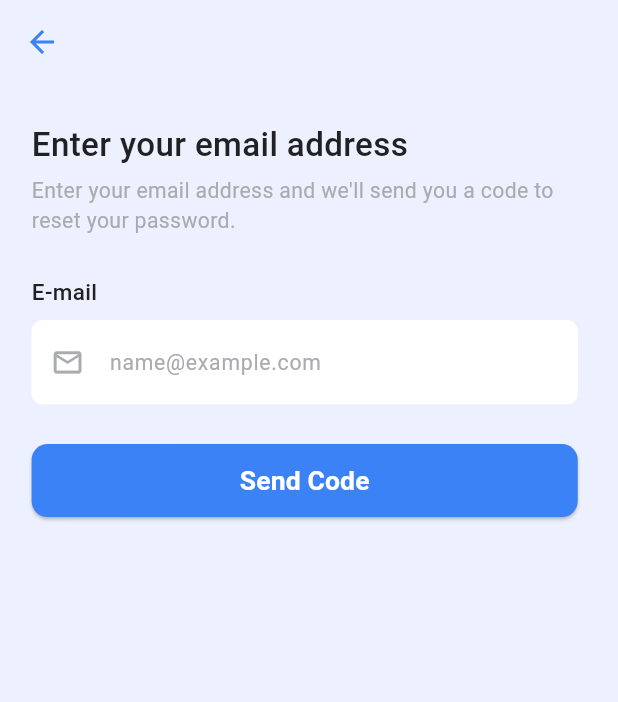
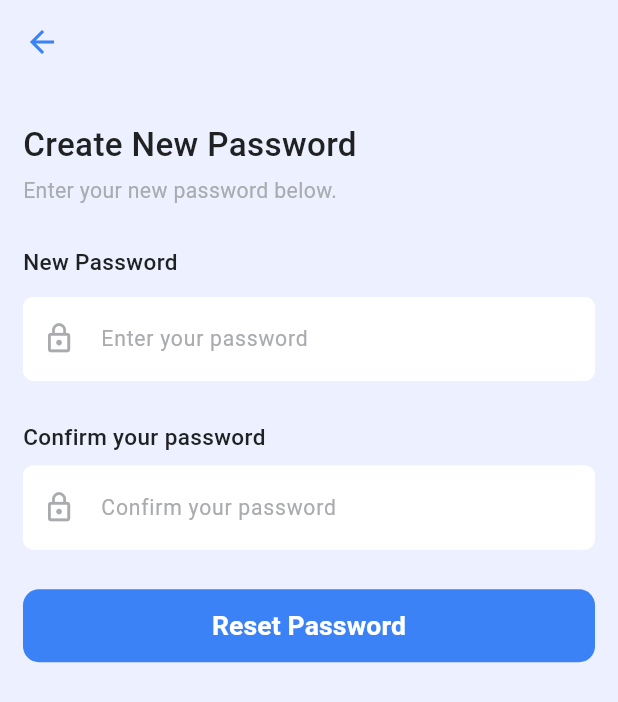
Before and after one commit to Elhaw2003/graduation-project, a Flutter app: the screen it shows after launch, on a phone screen of 412 x 824 dp. Shown: the top 702 px of the screen. Run offline on Flutter 3.47's test engine with Material 3 defaults, Android fonts, the phone set to English and light mode, and no system bars; our stand-ins replace animate_do, easy_localization, equatable, flutter_bloc, flutter_screenutil, flutter_svg and 6 more.

Commit message:
new password screen as ui done

```diff
--- a/assets/translations/ar.json
+++ b/assets/translations/ar.json
@@ -84,5 +84,10 @@
   "emailHintText":"name@example.com",
   "sendCode":"ارسال الرمز",
   "verifyEmail":"تحقق من بريدك الالكتروني",
-  "sentSixDigitCode":"لقد ارسلنا رمزًا مكونًا من 6 ارقام إلى"
+  "sentSixDigitCode":"لقد ارسلنا رمزًا مكونًا من 6 ارقام إلى",
+  "createNewPassword":"انشاء كلمة مرور جديدة",
+  "enterYourNewPasswordBelow":"ادخل كلمة المرور الجديدة",
+  "enterYourPassword":"ادخل كلمة المرور",
+  "resetPassword":"إنشاء كلمة المرور",
+  "newPassword":"كلمة المرور الجديدة"
 }
--- a/assets/translations/en.json
+++ b/assets/translations/en.json
@@ -84,5 +84,10 @@
   "emailHintText":"name@example.com",
   "sendCode":"Send Code",
   "verifyEmail":"Verify Your Email",
-  "sentSixDigitCode":"We've sent a 6-digit code to"
+  "sentSixDigitCode":"We've sent a 6-digit code to",
+  "createNewPassword":"Create New Password",
+  "enterYourNewPasswordBelow":"Enter your new password below.",
+  "enterYourPassword":"Enter your password",
+  "resetPassword":"Reset Password",
+  "newPassword":"New Password"
 }
--- a/lib/core/routing/app_routes.dart
+++ b/lib/core/routing/app_routes.dart
@@ -8,4 +8,5 @@ class AppRoutes {
   static const String successVerificationScreen = '/successVerificationScreen';
   static const String resetPasswordScreen = '/resetPasswordScreen';
   static const String verifyEmailScreen = '/verifyEmailScreen';
+  static const String newPasswordScreen = '/newPasswordScreen';
 }
--- a/lib/core/routing/routing_generation_config.dart
+++ b/lib/core/routing/routing_generation_config.dart
@@ -6,6 +6,7 @@ import 'package:smart_guide/core/routing/app_routes.dart';
 import 'package:smart_guide/core/shared_widgets/custom_spring_animation.dart';
 import 'package:smart_guide/feature/auth/domain/user_type_enum.dart';
 import 'package:smart_guide/feature/auth/login/presentation/view/login_screen.dart';
+import 'package:smart_guide/feature/auth/new_password/presentation/view/new_password_screen.dart';
 import 'package:smart_guide/feature/auth/register/presentation/view/register_screen.dart';
 import 'package:smart_guide/feature/auth/reset_password/presentation/view/reset_password_screen.dart';
 import 'package:smart_guide/feature/auth/select_role/presentation/view/select_role_screen.dart';
@@ -17,7 +18,7 @@ import 'package:smart_guide/feature/splash/presentation/view/splash_screen.dart'
 
 class RoutingGenerationConfig {
   static GoRouter routerGeneratorConfig = GoRouter(
-    initialLocation: AppRoutes.resetPasswordScreen,
+    initialLocation: AppRoutes.newPasswordScreen,
     errorBuilder: (context, state) {
       return errorBuilder();
     },
@@ -103,6 +104,15 @@ class RoutingGenerationConfig {
           return CustomSpringPage(child: VerifyEmailScreen(email: email));
         },
       ),
+
+      /// New Password Screen
+      GoRoute(
+        path: AppRoutes.newPasswordScreen,
+        name: AppRoutes.newPasswordScreen,
+        pageBuilder: (context, state) {
+          return CustomSpringPage(child: NewPasswordScreen());
+        },
+      ),
     ],
   );
 }
--- /dev/null
+++ b/lib/feature/auth/new_password/presentation/view/new_password_screen.dart
@@ -0,0 +1,75 @@
+import 'package:easy_localization/easy_localization.dart';
+import 'package:flutter/material.dart';
+import 'package:flutter_screenutil/flutter_screenutil.dart';
+import 'package:smart_guide/core/shared_widgets/custom_arrow_back_button.dart';
+import 'package:smart_guide/core/shared_widgets/custom_button_widget.dart';
+import 'package:smart_guide/core/shared_widgets/custom_spacing_widget.dart';
+import 'package:smart_guide/core/shared_widgets/custom_text_field_widget.dart';
+import 'package:smart_guide/core/utils/app_colors.dart';
+import 'package:smart_guide/core/utils/app_text_style.dart';
+import 'package:smart_guide/generated/locale_keys.g.dart';
+
+class NewPasswordScreen extends StatelessWidget {
+  const NewPasswordScreen({super.key});
+
+  @override
+  Widget build(BuildContext context) {
+    return Scaffold(
+      backgroundColor: AppColors.backgroundColor,
+      appBar: AppBar(
+        surfaceTintColor: Colors.transparent,
+        backgroundColor: AppColors.backgroundColor,
+        leading: CustomArrowBackButton(),
+      ),
+      body: Padding(
+        padding: EdgeInsets.only(right: 16.w, left: 16.w, top: 28.h),
+        child: SingleChildScrollView(
+          child: Column(
+            crossAxisAlignment: CrossAxisAlignment.start,
+            children: [
+              Text(
+                LocaleKeys.createNewPassword.tr(),
+                style: AppTextStyle.primaryTextW500S25,
+              ),
+              CustomHeightSpacingWidget(height: 5),
+              Text(
+                LocaleKeys.enterYourNewPasswordBelow.tr(),
+                style: AppTextStyle.grey300W400S16,
+              ),
+              CustomHeightSpacingWidget(height: 30),
+              Text(
+                LocaleKeys.newPassword.tr(),
+                style: AppTextStyle.primaryTextW500S17,
+              ),
+              CustomHeightSpacingWidget(height: 15),
+              CustomTextFieldWidget(
+                controller: TextEditingController(),
+                prefixIcon: Icons.lock_outline,
+                prefixColor: AppColors.grey300Color,
+                hintText: LocaleKeys.enterYourPassword.tr(),
+              ),
+              CustomHeightSpacingWidget(height: 30),
+              Text(
+                LocaleKeys.confirmPassword.tr(),
+                style: AppTextStyle.primaryTextW500S17,
+              ),
+              CustomHeightSpacingWidget(height: 10),
+              CustomTextFieldWidget(
+                controller: TextEditingController(),
+                prefixIcon: Icons.lock_outline,
+                prefixColor: AppColors.grey300Color,
+                hintText: LocaleKeys.confirmPassword.tr(),
+              ),
+              CustomHeightSpacingWidget(height: 30),
+              CustomButtonWidget(
+                buttonWidth: double.infinity,
+                title: LocaleKeys.resetPassword.tr(),
+                titleStyle: AppTextStyle.whiteW600S20,
+              ),
+            ],
+          ),
+        ),
+      ),
+    );
+  }
+}
```
Also changed, not shown: lib/generated/codegen_loader.g.dart, lib/generated/locale_keys.g.dart.
